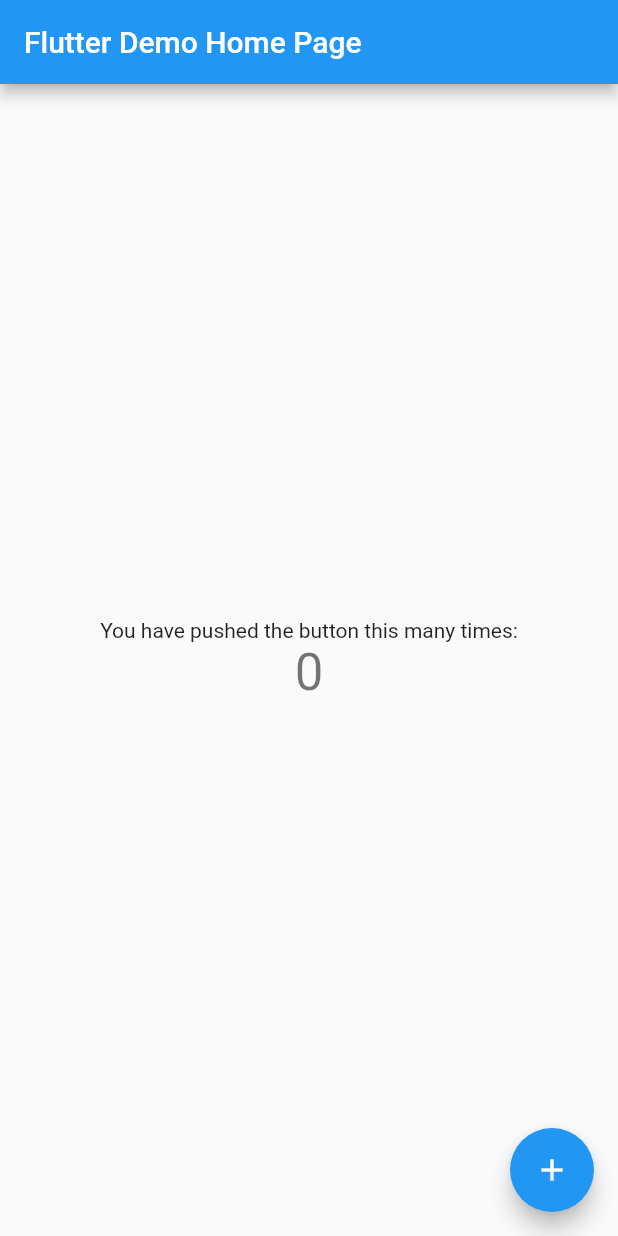
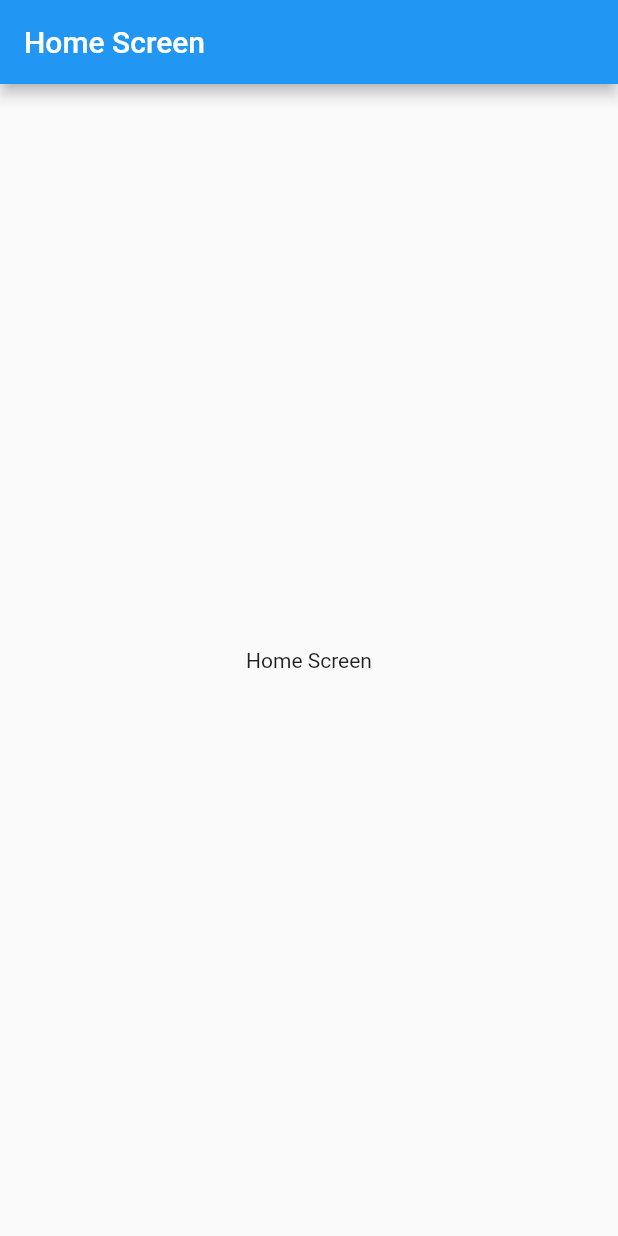
Before and after one commit to imaldi/app_keuangan, a Flutter app: the screen it shows after launch, on a phone screen of 412 x 824 dp. Run offline on Flutter 3.47's test engine with Material 2 defaults, Android fonts, the phone set to English and light mode, and no system bars; our stand-ins replace auto_route.

```diff
--- /dev/null
+++ b/lib/core/routes/app_router.dart
@@ -0,0 +1,11 @@
+import 'package:auto_route/auto_route.dart';
+
+import '../../presentation/screens/home_screen.dart';
+
+@MaterialAutoRouter(
+  replaceInRouteName: 'Screen,Route',
+  routes: <AutoRoute>[
+    AutoRoute(page: HomeScreen, initial: true),
+  ],
+)
+class $AppRouter {}
--- a/lib/main.dart
+++ b/lib/main.dart
@@ -1,16 +1,22 @@
 import 'package:flutter/material.dart';
+import 'core/routes/app_router.gr.dart';
 
 void main() {
-  runApp(const MyApp());
+  runApp(RootWidget());
 }
 
-class MyApp extends StatelessWidget {
-  const MyApp({super.key});
+class RootWidget extends StatelessWidget {
+  final _appRouter = AppRouter();
+  RootWidget({super.key});
+
 
   // This widget is the root of your application.
   @override
   Widget build(BuildContext context) {
-    return MaterialApp(
+    return MaterialApp.router(
+      routerDelegate: _appRouter.delegate(),
+      routeInformationParser: _appRouter.defaultRouteParser(),
+      debugShowCheckedModeBanner: false,
       title: 'Flutter Demo',
       theme: ThemeData(
         // This is the theme of your application.
@@ -24,92 +30,6 @@ class MyApp extends StatelessWidget {
         // is not restarted.
         primarySwatch: Colors.blue,
       ),
-      home: const MyHomePage(title: 'Flutter Demo Home Page'),
     );
   }
 }
-
-class MyHomePage extends StatefulWidget {
-  const MyHomePage({super.key, required this.title});
-
-  // This widget is the home page of your application. It is stateful, meaning
-  // that it has a State object (defined below) that contains fields that affect
-  // how it looks.
-
-  // This class is the configuration for the state. It holds the values (in this
-  // case the title) provided by the parent (in this case the App widget) and
-  // used by the build method of the State. Fields in a Widget subclass are
-  // always marked "final".
-
-  final String title;
-
-  @override
-  State<MyHomePage> createState() => _MyHomePageState();
-}
-
-class _MyHomePageState extends State<MyHomePage> {
-  int _counter = 0;
-
-  void _incrementCounter() {
-    setState(() {
-      // This call to setState tells the Flutter framework that something has
-      // changed in this State, which causes it to rerun the build method below
-      // so that the display can reflect the updated values. If we changed
-      // _counter without calling setState(), then the build method would not be
-      // called again, and so nothing would appear to happen.
-      _counter++;
-    });
-  }
-
-  @override
-  Widget build(BuildContext context) {
-    // This method is rerun every time setState is called, for instance as done
-    // by the _incrementCounter method above.
-    //
-    // The Flutter framework has been optimized to make rerunning build methods
-    // fast, so that you can just rebuild anything that needs updating rather
-    // than having to individually change instances of widgets.
-    return Scaffold(
-      appBar: AppBar(
-        // Here we take the value from the MyHomePage object that was created by
-        // the App.build method, and use it to set our appbar title.
-        title: Text(widget.title),
-      ),
-      body: Center(
-        // Center is a layout widget. It takes a single child and positions it
-        // in the middle of the parent.
-        child: Column(
-          // Column is also a layout widget. It takes a list of children and
-          // arranges them vertically. By default, it sizes itself to fit its
-          // children horizontally, and tries to be as tall as its parent.
-          //
-          // Invoke "debug painting" (press "p" in the console, choose the
-          // "Toggle Debug Paint" action from the Flutter Inspector in Android
-          // Studio, or the "Toggle Debug Paint" command in Visual Studio Code)
-          // to see the wireframe for each widget.
-          //
-          // Column has various properties to control how it sizes itself and
-          // how it positions its children. Here we use mainAxisAlignment to
-          // center the children vertically; the main axis here is the vertical
-          // axis because Columns are vertical (the cross axis would be
-          // horizontal).
-          mainAxisAlignment: MainAxisAlignment.center,
-          children: <Widget>[
-            const Text(
-              'You have pushed the button this many times:',
-            ),
-            Text(
-              '$_counter',
-              style: Theme.of(context).textTheme.headline4,
-            ),
-          ],
-        ),
-      ),
-      floatingActionButton: FloatingActionButton(
-        onPressed: _incrementCounter,
-        tooltip: 'Increment',
-        child: const Icon(Icons.add),
-      ), // This trailing comma makes auto-formatting nicer for build methods.
-    );
-  }
-}
--- /dev/null
+++ b/lib/presentation/screens/home_screen.dart
@@ -0,0 +1,17 @@
+import 'package:flutter/material.dart';
+
+class HomeScreen extends StatefulWidget {
+  const HomeScreen({Key? key}) : super(key: key);
+
+  @override
+  _HomeScreenState createState() => _HomeScreenState();
+}
+
+class _HomeScreenState extends State<HomeScreen> {
+  @override
+  Widget build(BuildContext context) {
+    return  Scaffold(
+      appBar: AppBar(title: const Text("Home Screen"),),
+      body: const Center(child: Text("Home Screen"),),);
+  }
+}
```
Also changed, not shown: pubspec.yaml (+10 -3 lines), assets/google_fonts/roboto/LICENSE.txt (added), assets/google_fonts/roboto/Roboto-Black.ttf (added), assets/google_fonts/roboto/Roboto-BlackItalic.ttf (added), assets/google_fonts/roboto/Roboto-Bold.ttf (added), assets/google_fonts/roboto/Roboto-BoldItalic.ttf (added), assets/google_fonts/roboto/Roboto-Italic.ttf (added), assets/google_fonts/roboto/Roboto-Light.ttf (added), assets/google_fonts/roboto/Roboto-LightItalic.ttf (added), assets/google_fonts/roboto/Roboto-Medium.ttf (added), assets/google_fonts/roboto/Roboto-MediumItalic.ttf (added), assets/google_fonts/roboto/Roboto-Regular.ttf (added), assets/google_fonts/roboto/Roboto-Thin.ttf (added), assets/google_fonts/roboto/Roboto-ThinItalic.ttf (added), 2 more files, 1 other file.
